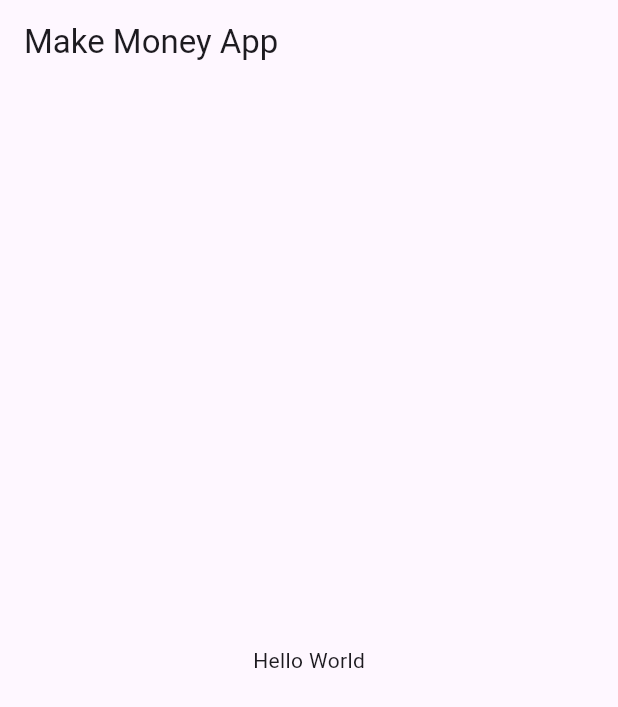
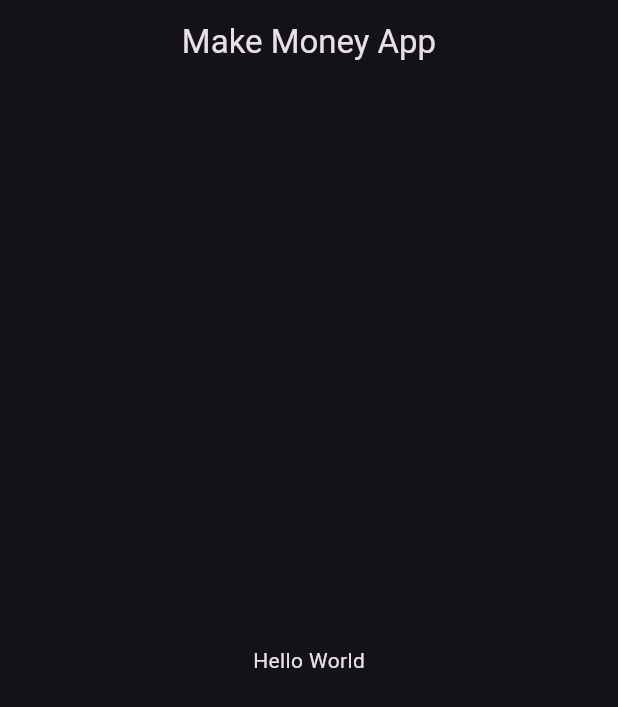
Before and after one commit to musfiqur552608/Make-Money-App, a Flutter app: the screen it shows after launch, on a phone screen of 412 x 824 dp. Shown: the top 707 px of the screen. Run offline on Flutter 3.47's test engine with Material 3 defaults, Android fonts, the light colour scheme and no system bars.

Commit message:
Add main screen layout and initial setup

```diff
--- a/lib/main.dart
+++ b/lib/main.dart
@@ -10,8 +10,10 @@ class MyApp extends StatelessWidget {
   @override
   Widget build(BuildContext context) {
     return MaterialApp(
+      theme: ThemeData.dark(),
       home: Scaffold(
         appBar: AppBar(
+          centerTitle: true,
           title: Text('Make Money App'),
         ),
         body: Center(
```
